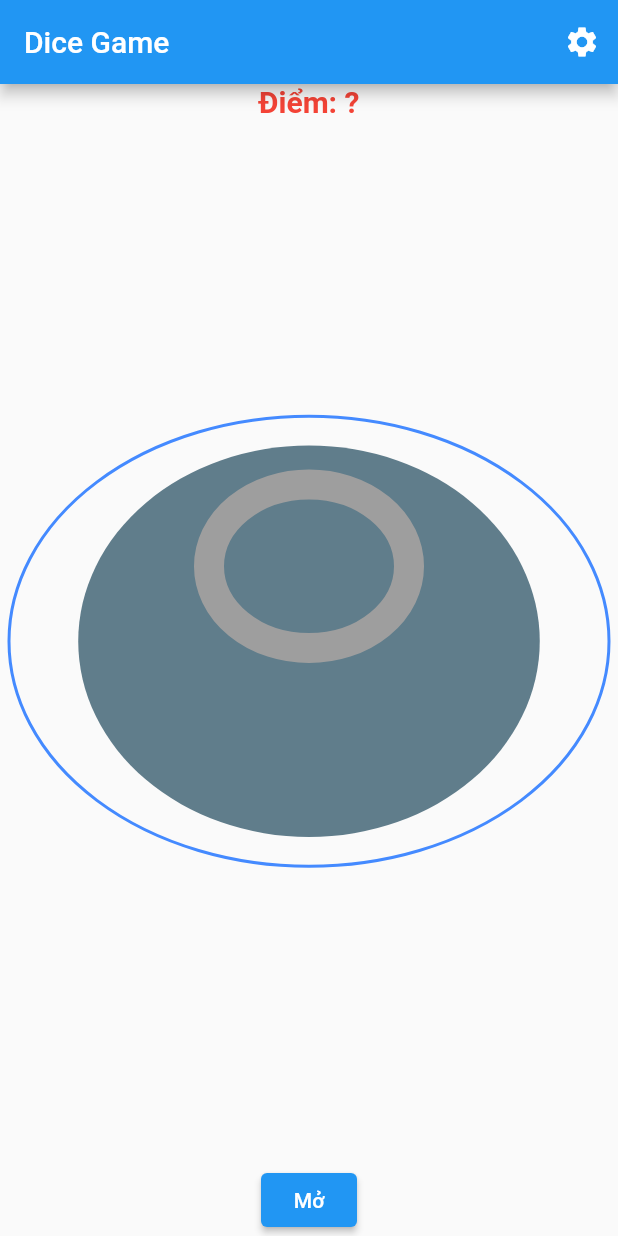
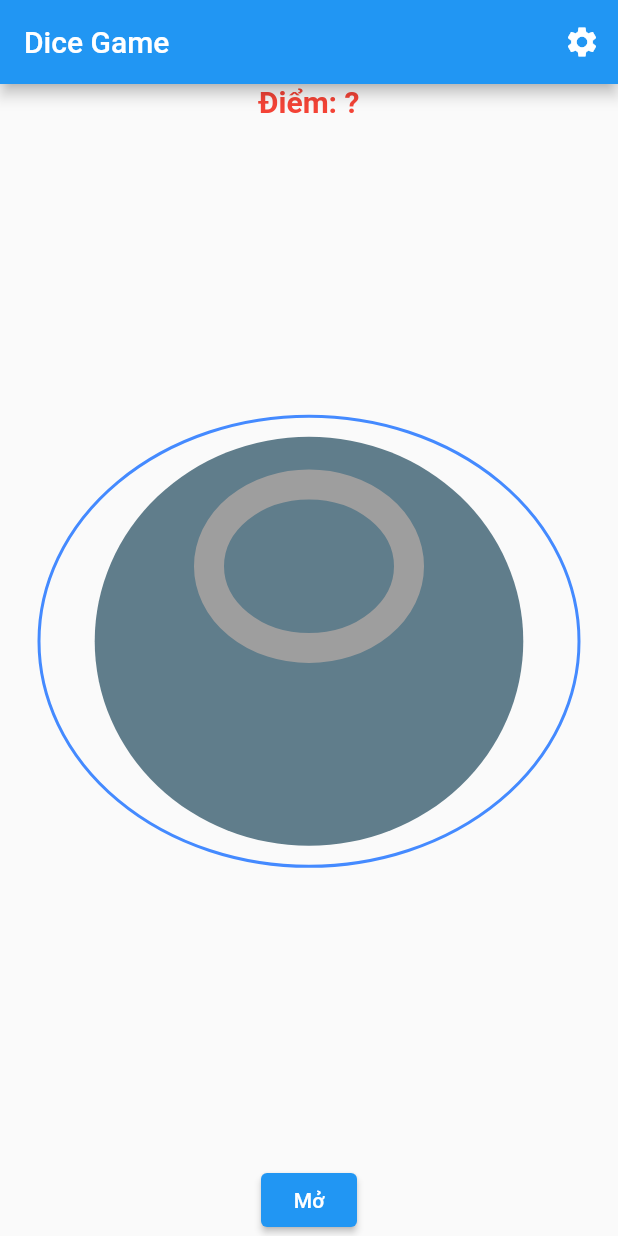
Before and after one commit to TranDuongGiaThinh/DiceGame, a Flutter app: the screen it shows after launch, after a tap on "Lắc", on a phone screen of 412 x 824 dp. Run offline on Flutter 3.47's test engine with Material 2 defaults, Android fonts, the phone set to English and light mode, and no system bars.

Commit message:
edit size plate and bowl

```diff
--- a/lib/models/state_index.dart
+++ b/lib/models/state_index.dart
@@ -11,9 +11,9 @@ class StateIndexScreen with ChangeNotifier {
   int count = 3;
 
   final List<DiceMode> dices = [
-    DiceMode(value: 1, point: const Offset(100 - 55, 195 - 55)),
-    DiceMode(value: 1, point: const Offset(100 + 55, 195 - 55)),
-    DiceMode(value: 1, point: const Offset(100, 195 + 30))
+    DiceMode(value: 1, point: const Offset(100 - 55, 180 - 50)),
+    DiceMode(value: 1, point: const Offset(100 + 55, 180 - 50)),
+    DiceMode(value: 1, point: const Offset(100, 180 + 25))
   ];
   int score = 3;
 
--- a/lib/views/bowl.dart
+++ b/lib/views/bowl.dart
@@ -6,8 +6,8 @@ class Bowl extends StatelessWidget {
   @override
   Widget build(BuildContext context) {
     return SizedBox(
-      width: MediaQuery.of(context).size.width - 20,
-      height: MediaQuery.of(context).size.width - 100,
+      width: MediaQuery.of(context).size.width,
+      height: MediaQuery.of(context).size.width,
       child: CustomPaint(
         painter: BowlPainter(),
         foregroundPainter: BottomBowl(),
@@ -24,8 +24,8 @@ class BowlPainter extends CustomPainter {
       ..style = PaintingStyle.fill;
 
     final center = Offset(size.width / 2, size.height / 2);
-    final horizontalRadius = size.width /1.3 ;
-    final verticalRadius = size.height / 2.3;
+    final horizontalRadius = size.width /1.4;
+    final verticalRadius = size.height / 2.2;
 
     canvas.drawOval(Rect.fromCenter(center: center, width: horizontalRadius * 2, height: verticalRadius * 2), paint);
   }
--- a/lib/views/plate.dart
+++ b/lib/views/plate.dart
@@ -6,8 +6,8 @@ class Plate extends StatelessWidget {
   @override
   Widget build(BuildContext context) {
     return SizedBox(
-      width: MediaQuery.of(context).size.width - 20,
-      height: MediaQuery.of(context).size.width - 100,
+      width: MediaQuery.of(context).size.width,
+      height: MediaQuery.of(context).size.height,
       child: CustomPaint(
         painter: PlatePainter(),
         foregroundPainter: BottomPlate(),
@@ -25,7 +25,7 @@ class PlatePainter extends CustomPainter {
       ..strokeWidth = 2.0;
 
     final center = Offset(size.width / 2, size.height / 2);
-    final horizontalRadius = size.width;
+    final horizontalRadius = size.width -20;
     final verticalRadius = size.height / 2;
 
     canvas.drawOval(
```
